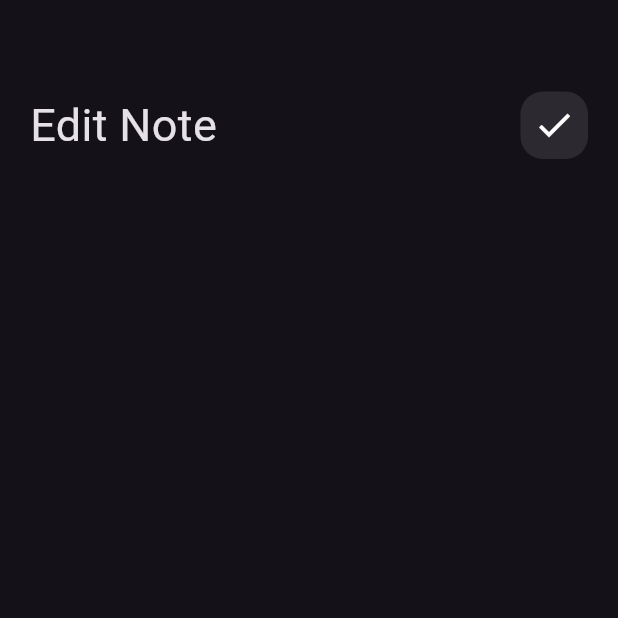
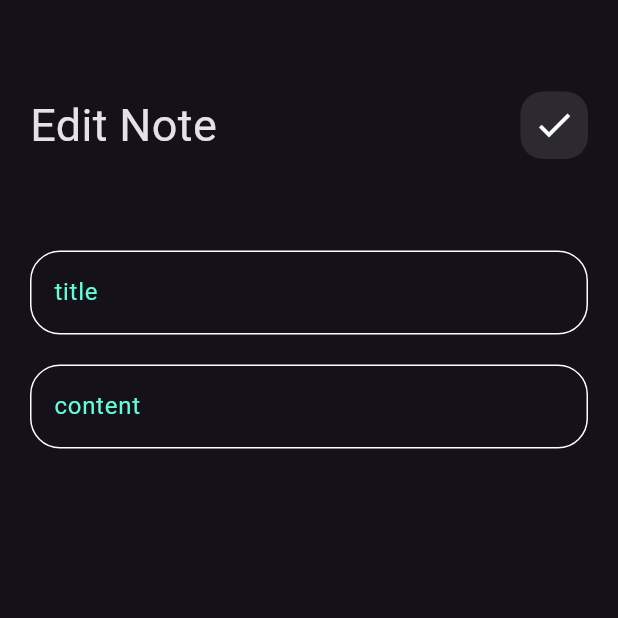
Before and after one commit to Amr2626/notes_app, a Flutter app: the EditNoteView screen opened directly, on a phone screen of 412 x 824 dp, the top half of it. Run offline on Flutter 3.47's test engine with Material 3 defaults, Android fonts, the phone set to English and light mode, and no system bars.

Commit message:
finish ui

```diff
--- a/lib/widgets/Edit_view_body.dart
+++ b/lib/widgets/Edit_view_body.dart
@@ -1,6 +1,6 @@
 import 'package:flutter/material.dart';
 import 'package:notes/widgets/custom_app_bar.dart';
-//import 'package:notes/widgets/custom_text_field.dart';
+import 'package:notes/widgets/custom_text_field.dart';
 
 class EditNoteViewbody extends StatelessWidget {
   const EditNoteViewbody({super.key});
@@ -12,10 +12,10 @@ class EditNoteViewbody extends StatelessWidget {
         children: const [
           SizedBox(height: 61),
           CustomAppBar(title: 'Edit Note', icon: Icons.check),
-          // SizedBox(height: 61),
-          // CustomTextField(hint: 'title'),
-          // SizedBox(height: 20),
-          // CustomTextField(hint: 'content'),
+          SizedBox(height: 61),
+          CustomTextField(hint: 'title'),
+          SizedBox(height: 20),
+          CustomTextField(hint: 'content'),
         ],
       ),
     );
```
